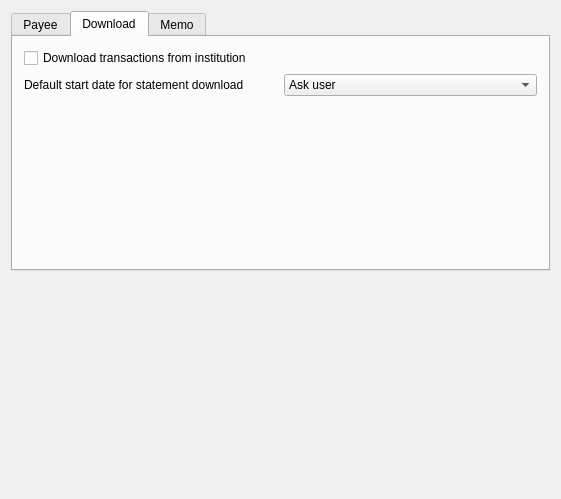
This is kmymoney/plugins/kbanking/dialogs/kbaccountsettings.ui in KDE/kmymoney as Qt 5 draws it before an edit. The edited form follows.
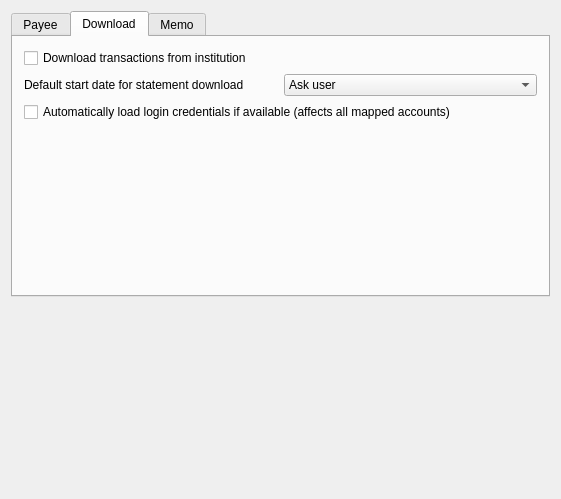
This is the edited form. The open tabs and pages were chosen to show the change. Custom widgets are drawn as their Qt base class.

Commit message:
Automatically load passwords from passstore
If the passstore utility is available and the automatic load for
KBanking mapped accounts is enabled this will only ask for the master
password of the GPG key but does not present the password/pin dialog for
those accounts where the necessary credentials are stored using pass.

The edit to the form file:
```diff
--- a/kmymoney/plugins/kbanking/dialogs/kbaccountsettings.ui
+++ b/kmymoney/plugins/kbanking/dialogs/kbaccountsettings.ui
@@ -169,6 +169,13 @@
          </item>
         </layout>
        </item>
+       <item>
+        <widget class="QCheckBox" name="m_autoLoadPassword">
+         <property name="text">
+          <string>Automatically load login credentials if available (affects all mapped accounts)</string>
+         </property>
+        </widget>
+       </item>
        <item>
         <spacer name="spacer2">
          <property name="orientation">
```
The commit also changes 7 other files.
